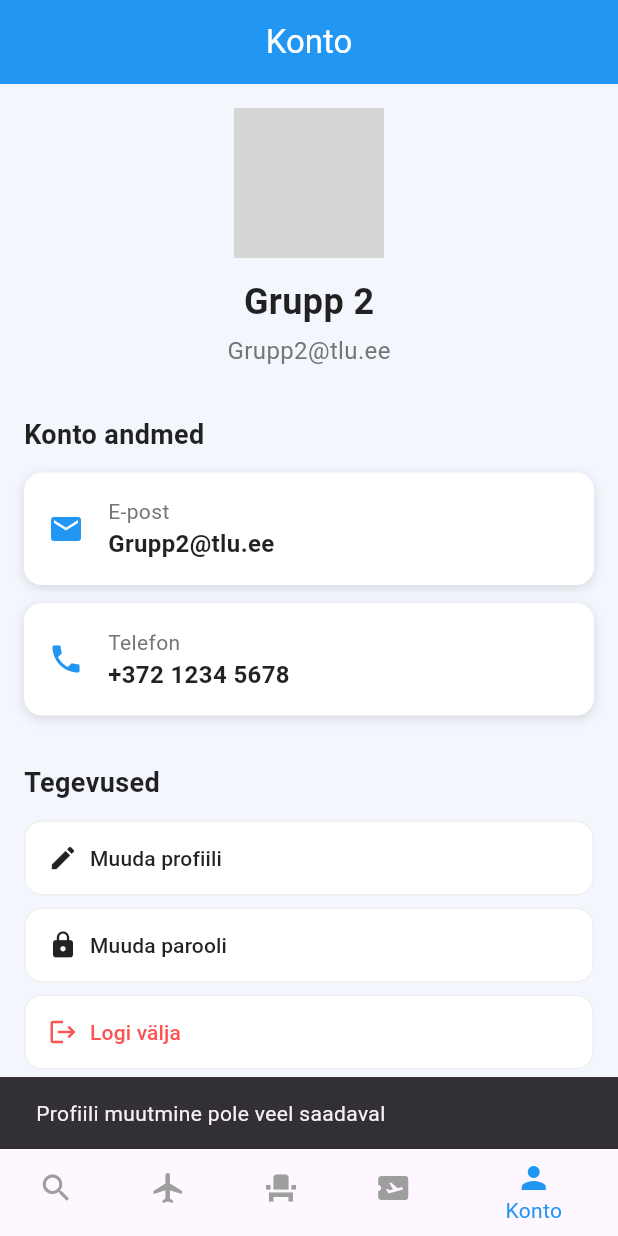
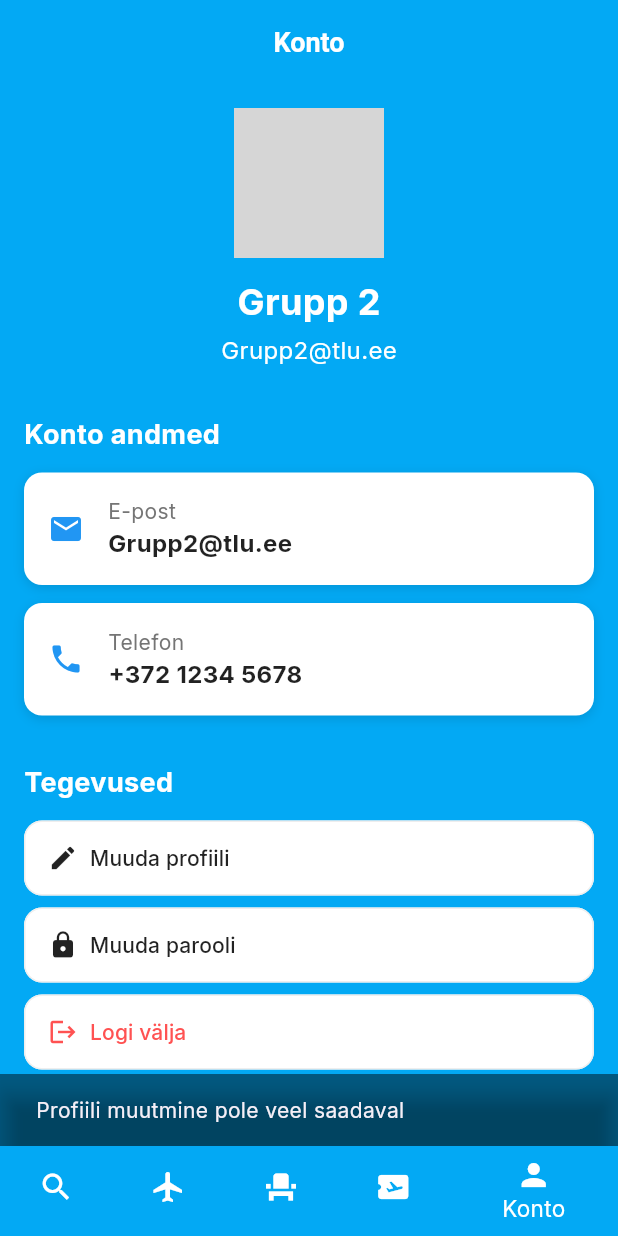
Before and after one commit to jorgenfox/flightplanner, a Flutter app: the screen it shows after launch, item 5 of the bottom bar chosen, after a tap on "Muuda profiili", on a phone screen of 412 x 824 dp. Run offline on Flutter 3.47's test engine with Material 3 defaults, Android fonts, the phone set to English and light mode, and no system bars; our stand-ins replace barcode_widget; network calls fail; grey boxes are pictures that could not be loaded.

Commit message:
UI implementation

```diff
--- a/lib/core/bottom_nav_bar.dart
+++ b/lib/core/bottom_nav_bar.dart
@@ -45,16 +45,40 @@ class _BottomNavBarState extends State<BottomNavBar> {
     return Scaffold(
       body: _screens[_currentIndex],
       bottomNavigationBar: BottomNavigationBar(
+        selectedLabelStyle: TextStyle(fontFamily: "Inter", fontSize: 15),
+        type: BottomNavigationBarType.shifting,
+        elevation: 0,
         currentIndex: _currentIndex,
-        onTap: (index) => setState(() {
-          _currentIndex = index;
-        }),
+        onTap:
+            (index) => setState(() {
+              _currentIndex = index;
+            }),
         items: const [
-          BottomNavigationBarItem(icon: Icon(Icons.search), label: "Otsing"),
-          BottomNavigationBarItem(icon: Icon(Icons.flight), label: "Lennud"),
-          BottomNavigationBarItem(icon: Icon(Icons.event_seat), label: "Istekohad"),
-          BottomNavigationBarItem(icon: Icon(Icons.airplane_ticket), label: 'Piletid'),
-          BottomNavigationBarItem(icon: Icon(Icons.person), label: 'Konto'),
+          BottomNavigationBarItem(
+            icon: Icon(Icons.search),
+            label: "Otsing",
+            backgroundColor: Colors.lightBlue,
+          ),
+          BottomNavigationBarItem(
+            icon: Icon(Icons.flight),
+            label: "Lennud",
+            backgroundColor: Colors.lightBlue,
+          ),
+          BottomNavigationBarItem(
+            icon: Icon(Icons.event_seat),
+            label: "Istekohad",
+            backgroundColor: Colors.lightBlue,
+          ),
+          BottomNavigationBarItem(
+            icon: Icon(Icons.airplane_ticket),
+            label: 'Piletid',
+            backgroundColor: Colors.lightBlue,
+          ),
+          BottomNavigationBarItem(
+            icon: Icon(Icons.person),
+            label: 'Konto',
+            backgroundColor: Colors.lightBlue,
+          ),
         ],
       ),
     );
--- a/lib/main.dart
+++ b/lib/main.dart
@@ -13,14 +13,19 @@ class MyApp extends StatelessWidget {
     return MaterialApp(
       debugShowCheckedModeBanner: false,
       theme: ThemeData(
+        scaffoldBackgroundColor: Colors.lightBlue,
+        fontFamily: "Inter",
         appBarTheme: const AppBarTheme(
-          backgroundColor: Colors.blue,
+          titleTextStyle: TextStyle(fontWeight: FontWeight.bold, fontSize: 18),
+          backgroundColor: Colors.lightBlue,
           foregroundColor: Colors.white,
+          centerTitle: true,
         ),
         bottomNavigationBarTheme: const BottomNavigationBarThemeData(
-          backgroundColor: Colors.white, // or another light color
-          selectedItemColor: Colors.blue,
-          unselectedItemColor: Colors.grey,
+          selectedLabelStyle: TextStyle(fontFamily: "Inter", fontSize: 15),
+          elevation: 0,
+          selectedItemColor: Colors.white,
+          unselectedItemColor: Colors.white,
         ),
       ),
       home: const BottomNavBar(),
--- a/lib/pages/accountpage.dart
+++ b/lib/pages/accountpage.dart
@@ -9,16 +9,17 @@ class AccountPage extends StatelessWidget {
     const String username = "Grupp 2";
     const String email = "Grupp2@tlu.ee";
     const String phone = "+372 1234 5678";
-    const String profilePictureUrl = "https://www.tlu.ee/public/esindustrykis-2018/files/mobile/1.jpg"; // Replace with actual image URL or asset
+    const String profilePictureUrl =
+        "https://www.tlu.ee/public/esindustrykis-2018/files/mobile/1.jpg"; // Replace with actual image URL or asset
 
     return Scaffold(
       appBar: AppBar(
         title: const Text("Konto"),
         centerTitle: true,
-        backgroundColor: Colors.blue,
+        backgroundColor: Colors.lightBlue,
         foregroundColor: Colors.white,
       ),
-      backgroundColor: const Color(0xFFF4F6FD),
+      backgroundColor: Colors.lightBlue,
       body: SingleChildScrollView(
         padding: const EdgeInsets.all(16.0),
         child: Column(
@@ -39,16 +40,13 @@ class AccountPage extends StatelessWidget {
                     style: const TextStyle(
                       fontSize: 24,
                       fontWeight: FontWeight.bold,
-                      color: Colors.black87,
+                      color: Colors.white,
                     ),
                   ),
                   const SizedBox(height: 4),
                   Text(
                     email,
-                    style: TextStyle(
-                      fontSize: 16,
-                      color: Colors.grey[600],
-                    ),
+                    style: TextStyle(fontSize: 16, color: Colors.white),
                   ),
                 ],
               ),
@@ -61,21 +59,13 @@ class AccountPage extends StatelessWidget {
               style: TextStyle(
                 fontSize: 18,
                 fontWeight: FontWeight.bold,
-                color: Colors.black87,
+                color: Colors.white,
               ),
             ),
             const SizedBox(height: 12),
-            _InfoCard(
-              icon: Icons.email,
-              label: "E-post",
-              value: email,
-            ),
+            _InfoCard(icon: Icons.email, label: "E-post", value: email),
             const SizedBox(height: 12),
-            _InfoCard(
-              icon: Icons.phone,
-              label: "Telefon",
-              value: phone,
-            ),
+            _InfoCard(icon: Icons.phone, label: "Telefon", value: phone),
 
             const SizedBox(height: 32),
 
@@ -85,7 +75,7 @@ class AccountPage extends StatelessWidget {
               style: TextStyle(
                 fontSize: 18,
                 fontWeight: FontWeight.bold,
-                color: Colors.black87,
+                color: Colors.white,
               ),
             ),
             const SizedBox(height: 12),
@@ -95,7 +85,10 @@ class AccountPage extends StatelessWidget {
               onPressed: () {
                 // TODO: Implement profile editing functionality
                 ScaffoldMessenger.of(context).showSnackBar(
-                  const SnackBar(content: Text("Profiili muutmine pole veel saadaval")),
+                  const SnackBar(
+                    backgroundColor: Colors.black45,
+                    content: Text("Profiili muutmine pole veel saadaval"),
+                  ),
                 );
               },
             ),
@@ -106,7 +99,10 @@ class AccountPage extends StatelessWidget {
               onPressed: () {
                 // TODO: Implement password change functionality
                 ScaffoldMessenger.of(context).showSnackBar(
-                  const SnackBar(content: Text("Parooli muutmine pole veel saadaval")),
+                  const SnackBar(
+                    backgroundColor: Colors.black45,
+                    content: Text("Parooli muutmine pole veel saadaval"),
+                  ),
                 );
               },
             ),
@@ -117,7 +113,10 @@ class AccountPage extends StatelessWidget {
               onPressed: () {
                 // TODO: Implement logout functionality
                 ScaffoldMessenger.of(context).showSnackBar(
-                  const SnackBar(content: Text("Väljalogimine pole veel saadaval")),
+                  const SnackBar(
+                    backgroundColor: Colors.black45,
+                    content: Text("Väljalogimine pole veel saadaval"),
+                  ),
                 );
               },
               color: Colors.redAccent,
@@ -165,10 +164,7 @@ class _InfoCard extends StatelessWidget {
             children: [
               Text(
                 label,
-                style: TextStyle(
-                  fontSize: 14,
-                  color: Colors.grey[600],
-                ),
+                style: TextStyle(fontSize: 14, color: Colors.grey[600]),
               ),
               Text(
                 value,
--- a/lib/pages/homepage.dart
+++ b/lib/pages/homepage.dart
@@ -17,19 +17,19 @@ class _HomePageState extends State<HomePage> {
   final _departureController = TextEditingController();
   final _destinationController = TextEditingController();
   final _dateController = TextEditingController();
-  double _price = 0.0;  // Slider value
-  late List<String> _departureCities;  // List of departure cities
-  late List<String> _destinationCities;  // List of destination cities
+  double _price = 0.0; // Slider value
+  late List<String> _departureCities; // List of departure cities
+  late List<String> _destinationCities; // List of destination cities
   String? _selectedDepartureCity;
   String? _selectedDestinationCity;
-  DateTime? _selectedDate;  // To store the selected date
+  DateTime? _selectedDate; // To store the selected date
 
   @override
   void initState() {
     super.initState();
-    _departureCities = [];  // Initially empty
-    _destinationCities = [];  // Initially empty
-    _fetchCities();  // Fetch the cities from the backend
+    _departureCities = []; // Initially empty
+    _destinationCities = []; // Initially empty
+    _fetchCities(); // Fetch the cities from the backend
   }
 
   // Fetch cities from backend or database
@@ -39,10 +39,14 @@ class _HomePageState extends State<HomePage> {
       final flights = await flightService.fetchFlights();
       setState(() {
         // Collect unique departure and destination cities
-        _departureCities = flights.map((flight) => flight.departure).toSet().toList();
-        _destinationCities = flights.map((flight) => flight.destination).toSet().toList();
-        _selectedDepartureCity = _departureCities.isNotEmpty ? _departureCities[0] : null;
-        _selectedDestinationCity = _destinationCities.isNotEmpty ? _destinationCities[0] : null;
+        _departureCities =
+            flights.map((flight) => flight.departure).toSet().toList();
+        _destinationCities =
+            flights.map((flight) => flight.destination).toSet().toList();
+        _selectedDepartureCity =
+            _departureCities.isNotEmpty ? _departureCities[0] : null;
+        _selectedDestinationCity =
+            _destinationCities.isNotEmpty ? _destinationCities[0] : null;
       });
     } catch (e) {
       print('Error fetching cities: $e');
@@ -68,25 +72,50 @@ class _HomePageState extends State<HomePage> {
   @override
   Widget build(BuildContext context) {
     return Scaffold(
-      appBar: AppBar(title: const Text("Lennuotsing")),
-      body: Container(
+      // appBar: AppBar(),
+      backgroundColor: Colors.lightBlue,
+      body: Column(
+        mainAxisAlignment:
+            MainAxisAlignment
+                .spaceBetween, // Ensure content is at top and bottom
+        children: [
+          Expanded(
+            child: Center(
+              child: Text(
+                "Flightplanner",
+                style: TextStyle(
+                  fontSize: 32,
+                  fontStyle: FontStyle.italic,
+                  fontWeight: FontWeight.bold,
+                  fontFamily: "Inter",
                   color: Colors.white,
+                ),
+              ),
+            ), // Empty space to push the container down
+          ),
+          Container(
+            width:
+                350, // Set a fixed width for the form to not stretch too wide
             padding: const EdgeInsets.all(16.0),
+            decoration: BoxDecoration(
+              color: Colors.white,
+              borderRadius: BorderRadius.circular(30),
+              // borderRadius: BorderRadius.only(
+              //   topLeft: Radius.circular(30),
+              //   topRight: Radius.circular(30),
+              // ),
+            ),
             child: Column(
               children: [
                 // Departure Dropdown
                 DropdownButtonFormField<String>(
                   value: _selectedDepartureCity,
                   isExpanded: true,
-              decoration: InputDecoration(
-                labelText: "Alguspunkt", // Label for departure
-                filled: true,
-                fillColor: Colors.grey[200],
-                border: const OutlineInputBorder(
-                  borderSide: BorderSide(color: Colors.black),
-                ),
-              ),
-              items: _departureCities.map((city) {
+                  decoration: inputStyle(
+                    "Alguspunkt",
+                  ), // Reused inputStyle for consistent styling
+                  items:
+                      _departureCities.map((city) {
                         return DropdownMenuItem<String>(
                           value: city,
                           child: Text(city),
@@ -104,15 +133,11 @@ class _HomePageState extends State<HomePage> {
                 DropdownButtonFormField<String>(
                   value: _selectedDestinationCity,
                   isExpanded: true,
-              decoration: InputDecoration(
-                labelText: "Sihtkoht", // Label for destination
-                filled: true,
-                fillColor: Colors.grey[200],
-                border: const OutlineInputBorder(
-                  borderSide: BorderSide(color: Colors.black),
-                ),
-              ),
-              items: _destinationCities.map((city) {
+                  decoration: inputStyle(
+                    "Sihtkoht",
+                  ), // Reused inputStyle for consistent styling
+                  items:
+                      _destinationCities.map((city) {
                         return DropdownMenuItem<String>(
                           value: city,
                           child: Text(city),
@@ -132,15 +157,28 @@ class _HomePageState extends State<HomePage> {
                   child: AbsorbPointer(
                     child: TextField(
                       controller: _dateController,
-                  decoration: inputStyle("Kuupäev"),
+                      decoration: inputStyle(
+                        "Kuupäev",
+                      ), // Reused inputStyle for consistent styling
                     ),
                   ),
                 ),
                 const SizedBox(height: 16),
 
                 // Price Slider
-            Text('Hind: ${_price.toStringAsFixed(0)}€'),
-            Slider(
+                Text(
+                  'Maksimum hind: ${_price.toStringAsFixed(0)}€',
+                  style: TextStyle(fontFamily: "Inter"),
+                ),
+                SliderTheme(
+                  data: SliderThemeData(
+                    activeTrackColor: Colors.blue.shade300,
+                    inactiveTrackColor: Colors.grey.shade100,
+                    trackHeight: 8.0,
+                    thumbColor: Colors.blue,
+                    valueIndicatorColor: Colors.blue,
+                  ),
+                  child: Slider(
                     value: _price,
                     min: 0,
                     max: 1000,
@@ -152,8 +190,8 @@ class _HomePageState extends State<HomePage> {
                       });
                     },
                   ),
+                ),
                 const SizedBox(height: 16),
-
                 // Search Button
                 ElevatedButton(
                   onPressed: () {
@@ -164,20 +202,37 @@ class _HomePageState extends State<HomePage> {
                         departure: _selectedDepartureCity!,
                         destination: _selectedDestinationCity!,
                         date: _dateController.text,
-                    price: _price.toStringAsFixed(0), // Convert the price to string
+                        price: _price.toStringAsFixed(
+                          0,
+                        ), // Convert the price to string
                       );
                       widget.onSearch(flightData);
                     } else {
                       // Show an error message if fields are incomplete
                       ScaffoldMessenger.of(context).showSnackBar(
-                    SnackBar(content: Text('Palun täitke kõik väljad!')),
+                        SnackBar(
+                          content: Text('Palun täitke kõik väljad!'),
+                          backgroundColor: Colors.black45,
+                        ),
                       );
                     }
                   },
-              child: const Text("Otsi Lende"),
+                  style: ElevatedButton.styleFrom(
+                    backgroundColor: Colors.blue.shade400,
+                  ),
+                  child: const Text(
+                    "Otsi Lende",
+                    style: TextStyle(
+                      fontFamily: "Inter",
+                      fontWeight: FontWeight.normal,
+                      color: Colors.white,
+                    ),
+                  ),
                 ),
               ],
             ),
+          ),
+        ],
       ),
     );
   }
@@ -186,10 +241,16 @@ class _HomePageState extends State<HomePage> {
   InputDecoration inputStyle(String label) {
     return InputDecoration(
       labelText: label,
+      labelStyle: TextStyle(
+        fontFamily: "Inter",
+        fontSize: 13,
+        color: Colors.grey.shade600,
+      ),
       filled: true,
-      fillColor: Colors.grey[200],
-      border: const OutlineInputBorder(
-        borderSide: BorderSide(color: Colors.black),
+      fillColor: Colors.white,
+      border: OutlineInputBorder(
+        borderSide: BorderSide(color: Colors.black12),
+        borderRadius: BorderRadius.circular(15),
       ),
     );
   }
--- a/lib/pages/istekohadpage.dart
+++ b/lib/pages/istekohadpage.dart
@@ -6,18 +6,7 @@ void main() => runApp(SeatBookingApp());
 class SeatBookingApp extends StatelessWidget {
   @override
   Widget build(BuildContext context) {
-    return MaterialApp(
-      title: 'Vali istekohad',
-      theme: ThemeData(
-        colorScheme: ColorScheme.fromSeed(seedColor: Colors.teal),
-        useMaterial3: true,
-        scaffoldBackgroundColor: Colors.grey.shade100,
-        textTheme: Theme.of(
-          context,
-        ).textTheme.apply(fontFamily: 'Arial', bodyColor: Colors.black87),
-      ),
-      home: istekohadpage(),
-    );
+    return MaterialApp(home: istekohadpage());
   }
 }
 
@@ -108,7 +97,6 @@ class _istekohadpageState extends State<istekohadpage> {
           decoration: BoxDecoration(
             color: color,
             borderRadius: BorderRadius.circular(3),
-            border: Border.all(color: Colors.black26),
           ),
         ),
         Text(label, style: TextStyle(fontSize: 13)),
@@ -119,15 +107,27 @@ class _istekohadpageState extends State<istekohadpage> {
   @override
   Widget build(BuildContext context) {
     return Scaffold(
+      backgroundColor: Colors.white,
       appBar: AppBar(
-        title: Text('Vali istekohad'),
-        centerTitle: true,
-        elevation: 1,
+        title: Text('Istmed'),
+        elevation: 0,
+        // backgroundColor: Colors.lightBlue,
       ),
       body: Column(
         children: [
           Padding(
             padding: const EdgeInsets.symmetric(vertical: 14.0),
+            child: Container(
+              padding: EdgeInsets.all(
+                10,
+              ), // Optional padding around the legend items
+              decoration: BoxDecoration(
+                color: Colors.white, // Background color of the container
+                borderRadius: BorderRadius.circular(
+                  20,
+                ), // Set the border radius here
+                boxShadow: [BoxShadow(color: Colors.black12, blurRadius: 6)],
+              ),
               child: Wrap(
                 alignment: WrapAlignment.center,
                 spacing: 15,
@@ -139,6 +139,7 @@ class _istekohadpageState extends State<istekohadpage> {
                   buildLegendItem(businessClassColor, 'Äriklass'),
                   buildLegendItem(bookedColor, 'Broneeritud'),
                 ],
+              ),
             ),
           ),
           Expanded(
@@ -167,7 +168,7 @@ class _istekohadpageState extends State<istekohadpage> {
                                 style: TextStyle(
                                   fontSize: 12,
                                   fontWeight: FontWeight.w500,
-                                  color: Colors.grey.shade500,
+                                  color: Colors.black,
                                 ),
                               ),
                             ),
@@ -269,7 +270,7 @@ class _istekohadpageState extends State<istekohadpage> {
                           ),
                           ElevatedButton(
                             style: ElevatedButton.styleFrom(
-                              backgroundColor: Colors.teal,
+                              backgroundColor: Colors.lightBlue,
                               foregroundColor: Colors.white,
                             ),
                             onPressed: () {
--- a/lib/pages/lennudpage.dart
+++ b/lib/pages/lennudpage.dart
@@ -37,7 +37,9 @@ class _LennudPageState extends State<LennudPage> {
           }
 
           if (snapshot.hasError) {
-            return Center(child: Text('Viga andmete laadimisel: ${snapshot.error}'));
+            return Center(
+              child: Text('Viga andmete laadimisel: ${snapshot.error}'),
+            );
           }
 
           if (!snapshot.hasData || snapshot.data!.isEmpty) {
--- a/lib/pages/ticketpage.dart
+++ b/lib/pages/ticketpage.dart
@@ -10,10 +10,10 @@ class TicketsScreen extends StatelessWidget {
       appBar: AppBar(
         title: const Text('Piletid'),
         centerTitle: true,
-        backgroundColor: Colors.blueAccent,
+        backgroundColor: Colors.lightBlue,
         elevation: 0,
       ),
-      backgroundColor: const Color(0xFFF4F6FD),
+      backgroundColor: Colors.lightBlue,
       body: ListView(
         padding: const EdgeInsets.all(16),
         children: [
@@ -109,14 +109,33 @@ class _TicketCard extends StatelessWidget {
             padding: const EdgeInsets.symmetric(horizontal: 16, vertical: 12),
             child: Column(
               children: [
-                _InfoRow(label1: "Reisija", value1: "JÖRGEN",
-                    label2: "Dokumendi nr", value2: "1234567890"),
+                _InfoRow(
+                  label1: "Reisija",
+                  value1: "JÖRGEN",
+                  label2: "Dokumendi nr",
+                  value2: "1234567890",
+                ),
                 const SizedBox(height: 10),
-                _InfoRow(label1: "Pileti nr", value1: "2323 4556 6789",
-                    label2: "Tellimuse nr", value2: "B2SG28"),
+                _InfoRow(
+                  label1: "Pileti nr",
+                  value1: "2323 4556 6789",
+                  label2: "Tellimuse nr",
+                  value2: "B2SG28",
+                ),
                 const SizedBox(height: 10),
-                _InfoRow(label1: "Maksevahend", value1: "**** 2462",
-                    label2: "Hind", value2: "249.99€"),
+                _InfoRow(
+                  label1: "Maksevahend",
+                  value1: "**** 2462",
+                  label2: "Hind",
+                  value2: "249.99€",
+                ),
+                const SizedBox(height: 10),
+                _InfoRow(
+                  label1: "Iste",
+                  value1: "5D",
+                  label2: "Iste",
+                  value2: "9A",
+                ),
               ],
             ),
           ),
@@ -151,7 +170,10 @@ class _AirportCode extends StatelessWidget {
   Widget build(BuildContext context) {
     return Column(
       children: [
-        Text(code, style: const TextStyle(fontSize: 24, fontWeight: FontWeight.bold)),
+        Text(
+          code,
+          style: const TextStyle(fontSize: 24, fontWeight: FontWeight.bold),
+        ),
         Text(city, style: const TextStyle(color: Colors.grey)),
       ],
     );
@@ -181,7 +203,10 @@ class _InfoRow extends StatelessWidget {
         Column(
           crossAxisAlignment: CrossAxisAlignment.start,
           children: [
-            Text(label1, style: TextStyle(color: Colors.grey[600], fontSize: 12)),
+            Text(
+              label1,
+              style: TextStyle(color: Colors.grey[600], fontSize: 12),
+            ),
             Text(value1, style: const TextStyle(fontWeight: FontWeight.bold)),
           ],
         ),
@@ -189,7 +214,10 @@ class _InfoRow extends StatelessWidget {
         Column(
           crossAxisAlignment: CrossAxisAlignment.end,
           children: [
-            Text(label2, style: TextStyle(color: Colors.grey[600], fontSize: 12)),
+            Text(
+              label2,
+              style: TextStyle(color: Colors.grey[600], fontSize: 12),
+            ),
             Text(value2, style: const TextStyle(fontWeight: FontWeight.bold)),
           ],
         ),
```
Also changed, not shown: pubspec.yaml (+11 -0 lines), assets/fonts/Inter-VariableFont.ttf (added), assets/fonts/NotoSansDisplay-BlackItalic.ttf (added), assets/fonts/NotoSansDisplay-Bold.ttf (added), assets/fonts/NotoSansDisplay-Medium.ttf (added), assets/fonts/NotoSansDisplay-Regular.ttf (added). Lines whose indentation alone changed are shown as unchanged.
